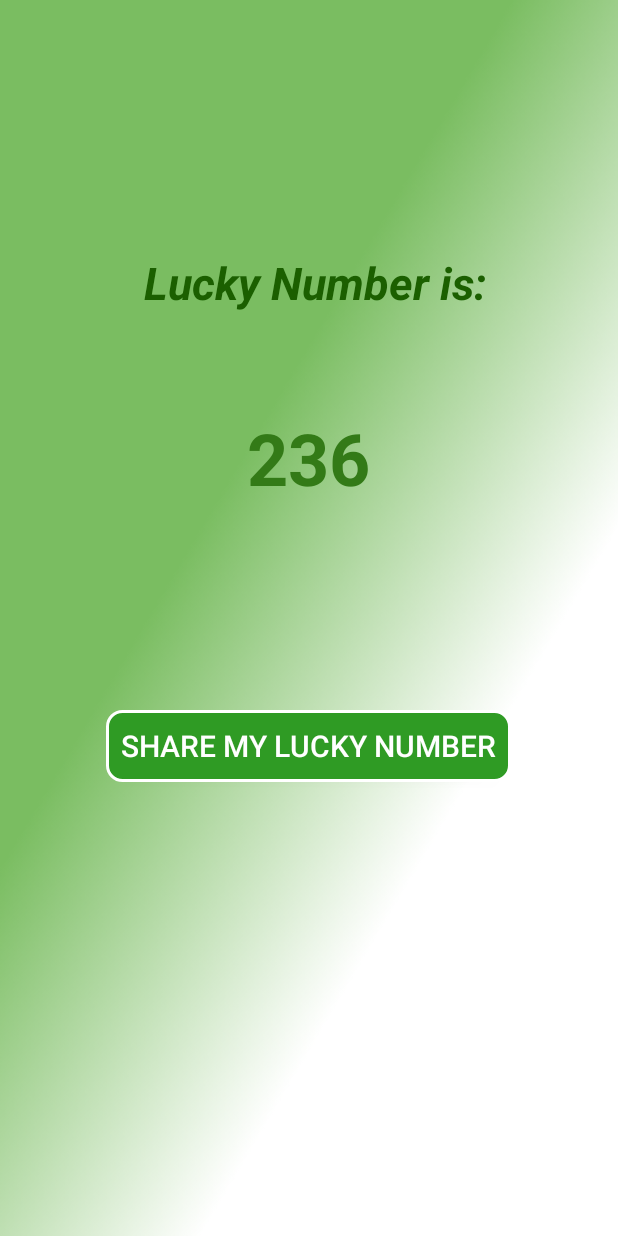
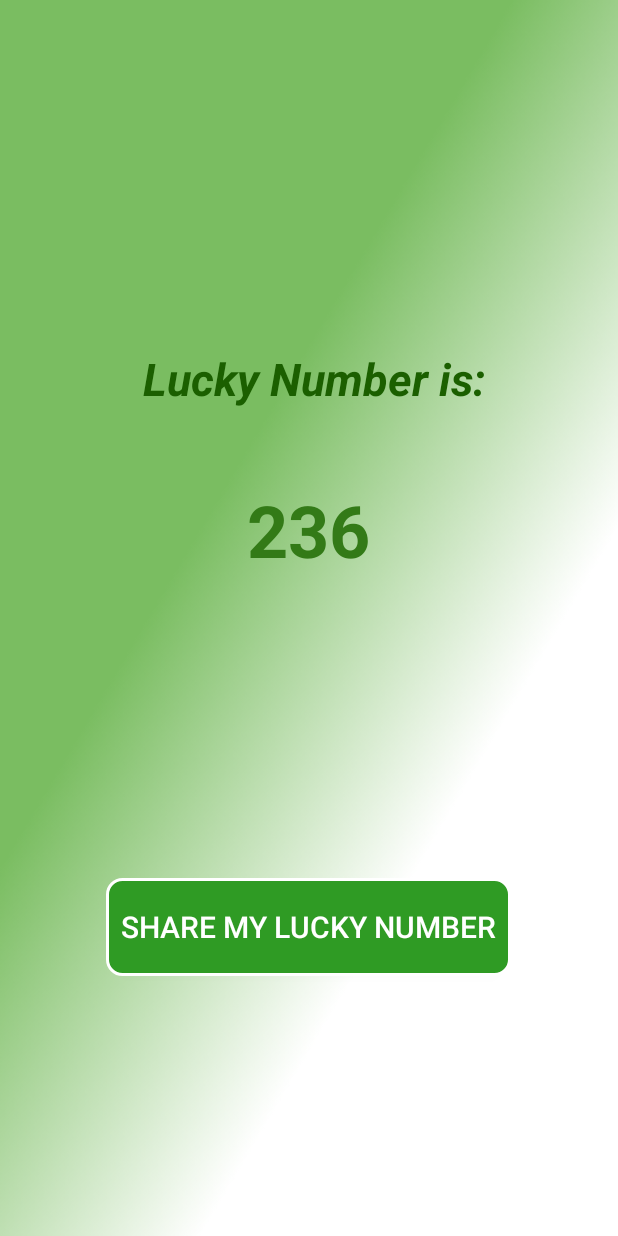
Before and after one commit to AhmdBdran1/Lucky_Number, an Android app: the screen it shows after launch (MainActivity2), after a tap on "SIGN IN", on a phone screen of 412 x 824 dp. Run offline under Robolectric (Android 15) with nearby library versions, the phone set to English and light mode, and no system bars.

Commit message:
xml modify

```diff
--- a/app/src/main/res/layout/activity_main.xml
+++ b/app/src/main/res/layout/activity_main.xml
@@ -47,8 +47,8 @@
     <androidx.appcompat.widget.AppCompatButton
 
         android:id="@+id/bt1"
-        android:layout_width="170dp"
-        android:layout_height="wrap_content"
+        android:layout_width="220dp"
+        android:layout_height="65dp"
         android:layout_marginTop="60dp"
         android:background="@drawable/btnshape"
 
--- a/app/src/main/res/layout/activity_main2.xml
+++ b/app/src/main/res/layout/activity_main2.xml
@@ -11,13 +11,14 @@
         android:id="@+id/tv3"
         android:layout_width="wrap_content"
         android:layout_height="wrap_content"
-        android:layout_marginTop="168dp"
-        android:textColor="#1B5F00"
+        android:layout_marginTop="232dp"
         android:text="Your Lucky Number is :"
         android:textAlignment="center"
+        android:textColor="#1B5F00"
         android:textSize="30sp"
         android:textStyle="bold|italic"
         app:layout_constraintEnd_toEndOf="parent"
+        app:layout_constraintHorizontal_bias="0.495"
         app:layout_constraintStart_toStartOf="parent"
         app:layout_constraintTop_toTopOf="parent" />
 
@@ -25,9 +26,9 @@
         android:id="@+id/tv2"
         android:layout_width="wrap_content"
         android:layout_height="wrap_content"
-        android:layout_marginTop="64dp"
+        android:layout_marginTop="48dp"
+        android:text="888"
         android:textColor="#337A17"
-        android:text="888"
         android:textSize="48sp"
         android:textStyle="bold"
         app:layout_constraintEnd_toEndOf="parent"
@@ -38,8 +39,8 @@
     <androidx.appcompat.widget.AppCompatButton
         android:id="@+id/bt2"
         android:layout_width="wrap_content"
-        android:layout_height="wrap_content"
-        android:layout_marginTop="136dp"
+        android:layout_height="65dp"
+        android:layout_marginTop="200dp"
         android:background="@drawable/btnshape"
         android:paddingLeft="10dp"
         android:paddingTop="10dp"
```
